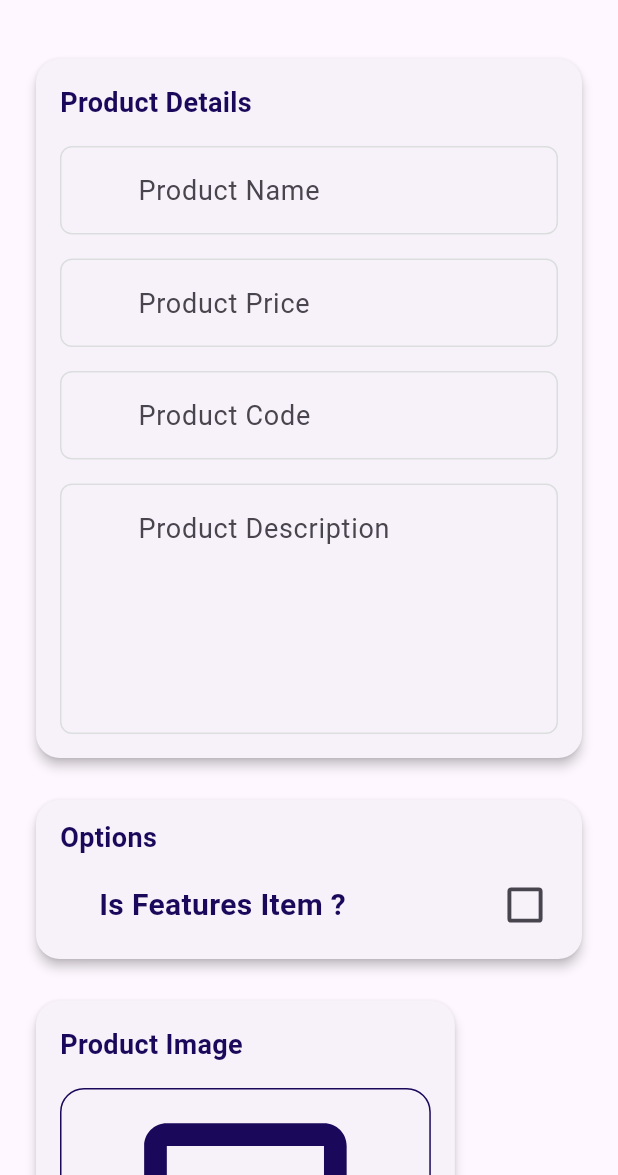
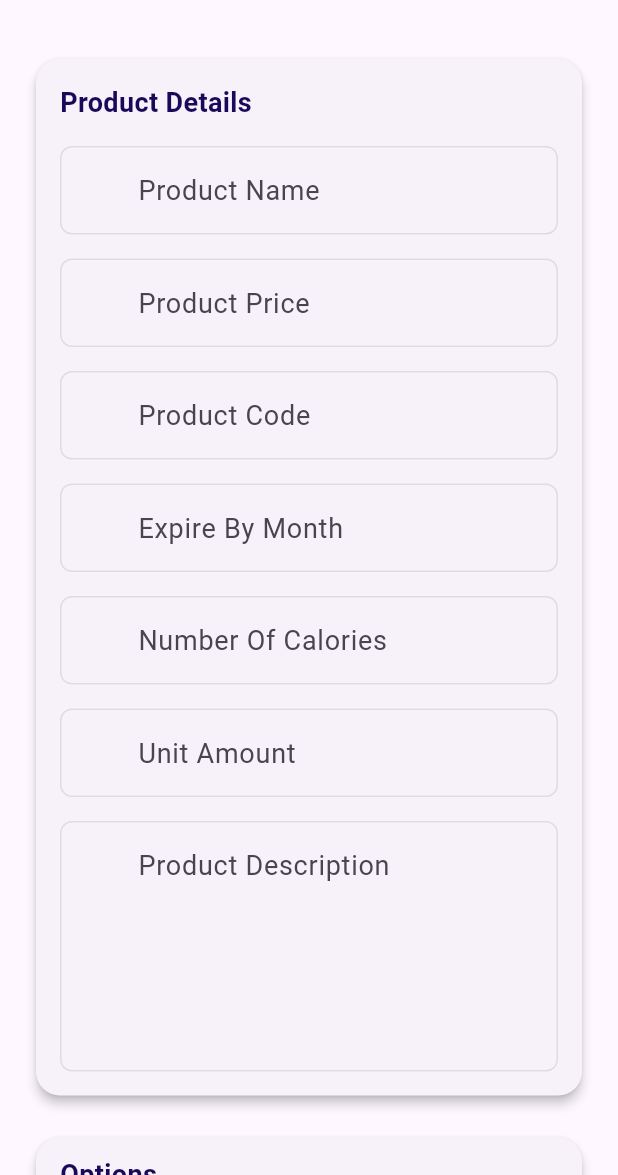
Before and after one commit to fouadelozery/Dishboard_Fruits_app, a Flutter app: the screen it shows after launch, after a tap on "add data", on a phone screen of 412 x 824 dp, the part 61-1236 px from its top. Run offline on Flutter 3.47's test engine with Material 3 defaults, Android fonts, the phone set to English and light mode, and no system bars; drawn by our look-alikes of skeletonizer; our stand-ins replace cloud_firestore, dartz, firebase_core, flutter_bloc, get_it, image_picker and 1 more; accounts and stored records are empty; Roboto replaces fonts that are missing (Cairo).

Commit message:
addproduct refactor

```diff
--- a/lib/core/repo/product_repo/product_repo.dart
+++ b/lib/core/repo/product_repo/product_repo.dart
@@ -2,6 +2,6 @@ import 'package:dartz/dartz.dart';
 import 'package:dishboard_fruits_app/core/errors/failure.dart';
 import 'package:dishboard_fruits_app/features/add_products/domain/entity/add_product_entity.dart';
 
-abstract class ProductRepo {
+ abstract class ProductRepo {
   Future<Either<Failure,void>> addProduct(AddProductEntity addProductEntity);
 }
--- a/lib/core/repo/product_repo/product_repo_implem.dart
+++ b/lib/core/repo/product_repo/product_repo_implem.dart
@@ -1,4 +1,4 @@
-// 📄 lib/core/repo/product_repo/product_repo_implem.dart
+
 
 import 'package:dartz/dartz.dart';
 import 'package:dishboard_fruits_app/core/errors/failure.dart';
@@ -16,18 +16,18 @@ class ProductRepoImplem implements ProductRepo {
   @override
   Future<Either<Failure, void>> addProduct(AddProductEntity addProductEntity) async {
     try {
-      print("🟢 Upload success. Image URL: ${addProductEntity.imageUrl}");
-      print("🟢 Saving to DB path: ${Endpoint.addProduct}");
+      print(" ${addProductEntity.imageUrl}");
+      print(": ${Endpoint.addProduct}");
 
       await databaseService.addData(
         path: Endpoint.addProduct,
         data: AddProductModel.fromEntity(addProductEntity).toJson(),
       );
 
-      print("✅ Product saved successfully");
+      print(" Product saved successfully");
       return right(null);
     } catch (e, stacktrace) {
-      print("❌ Error adding product: $e");
+      print(" Error adding product: $e");
       print(stacktrace);
       return left(ServerFailure("Failed to add product: ${e.toString()}"));
     }
--- a/lib/features/add_products/domain/entity/add_product_entity.dart
+++ b/lib/features/add_products/domain/entity/add_product_entity.dart
@@ -4,11 +4,27 @@ class AddProductEntity {
   final String name;
   final String code;
   final String description;
- String ? imageUrl;
+  String? imageUrl;
   final num price;
   final File image;
   final bool isFeature;
+  final int expireByMonth;
+  bool isOrginic = true;
+  final int numOfCalories;
+  num averageRating = 0;
+  int ratingCount = 0;
+  final int unitAmount;
 
-  AddProductEntity({required this.name, required this.code, required this.description, this.imageUrl, required this.price, required this.image, required this.isFeature});
-
+  AddProductEntity({
+    required this.expireByMonth,
+    required this.numOfCalories,
+    required this.unitAmount,
+    required this.name,
+    required this.code,
+    required this.description,
+    this.imageUrl,
+    required this.price,
+    required this.image,
+    required this.isFeature, required bool isOrganic,
+  });
 }
--- a/lib/features/add_products/presentation/views/widgets/add_product_view_body.dart
+++ b/lib/features/add_products/presentation/views/widgets/add_product_view_body.dart
@@ -1,9 +1,13 @@
 import 'dart:io';
-
 import 'package:dishboard_fruits_app/core/helper/utiles/colors.dart';
 import 'package:dishboard_fruits_app/features/add_products/domain/entity/add_product_entity.dart';
 import 'package:dishboard_fruits_app/features/add_products/presentation/manger/cubits/cubit/add_product_cubit.dart';
+import 'package:dishboard_fruits_app/features/add_products/presentation/views/widgets/image_packer_section.dart';
 import 'package:dishboard_fruits_app/features/add_products/presentation/views/widgets/is_feature.dart';
+import 'package:dishboard_fruits_app/features/add_products/presentation/views/widgets/is_organic.dart';
+import 'package:dishboard_fruits_app/features/add_products/presentation/views/widgets/option_section.dart';
+import 'package:dishboard_fruits_app/features/add_products/presentation/views/widgets/product_details_section.dart';
+import 'package:dishboard_fruits_app/features/add_products/presentation/views/widgets/submit_buttom.dart';
 import 'package:dishboard_fruits_app/features/dishboard/presentation/views/widgets/custom_text_form_field.dart';
 import 'package:dishboard_fruits_app/features/dishboard/presentation/views/widgets/custtom_buttom.dart';
 import 'package:dishboard_fruits_app/features/dishboard/presentation/views/widgets/image_field.dart';
@@ -19,11 +23,12 @@ class AddProductViewBody extends StatefulWidget {
 
 class _AddProductViewBodyState extends State<AddProductViewBody> {
   final GlobalKey<FormState> formKey = GlobalKey<FormState>();
+  AutovalidateMode autovalidateMode = AutovalidateMode.disabled;
 
-  AutovalidateMode autovalidateMode = AutovalidateMode.disabled;
   late String name, code, description;
-  late num price;
+  late num price, expireByMonth, numOfCalories, unitAmount;
   bool isFeature = false;
+  bool isOrganic = true;
   File? image;
 
   @override
@@ -32,156 +37,36 @@ class _AddProductViewBodyState extends State<AddProductViewBody> {
       autovalidateMode: autovalidateMode,
       key: formKey,
       child: SingleChildScrollView(
-        child: Padding(
         padding: const EdgeInsets.all(20),
         child: Column(
           crossAxisAlignment: CrossAxisAlignment.start,
           children: [
-              // Card: Product Info
-              Card(
-                shadowColor: Colors.black,
-                elevation: 3,
-                shape: RoundedRectangleBorder(
-                  borderRadius: BorderRadius.circular(16),
+            ProductDetails(
+              onSavedName: (v) => name = v!,
+              onSavedPrice: (v) => price = num.parse(v!),
+              onSavedCode: (v) => code = v!.toLowerCase(),
+              onSavedExpire: (v) => expireByMonth = num.parse(v!),
+              onSavedCalories: (v) => numOfCalories = num.parse(v!),
+              onSavedUnit: (v) => unitAmount = num.parse(v!),
+              onSavedDescription: (v) => description = v!,
             ),
-                child: Padding(
-                  padding: const EdgeInsets.all(16),
-                  child: Column(
-                    crossAxisAlignment: CrossAxisAlignment.start,
-                    children: [
-                      sectionTitle("Product Details"),
-                      const SizedBox(height: 16),
-                      CustomTextFormField(
-                        onSaved: (value) {
-                          name = value!;
-                        },
-                        hintText: 'Product Name',
-                        textInputType: TextInputType.name,
+            const SizedBox(height: 20),
+            OptionsSection(
+              onFeatureChanged: (v) => isFeature = v,
+              onOrganicChanged: (v) => isOrganic = v,
             ),
-                      const SizedBox(height: 16),
-                      CustomTextFormField(
-                        onSaved: (value) {
-                          price = num.parse(value!);
-                        },
-                        hintText: 'Product Price',
-                        textInputType: TextInputType.number,
+            const SizedBox(height: 20),
+            ImagePickerSection(
+              onImagePicked: (img) => image = img,
             ),
-                      const SizedBox(height: 16),
-                      CustomTextFormField(
-                        onSaved: (value) {
-                          code = value!.toLowerCase();
-                        },
-                        hintText: 'Product Code',
-                        textInputType: TextInputType.text,
-                      ),
-                      const SizedBox(height: 16),
-                      CustomTextFormField(
-                        onSaved: (value) {
-                          description = value!;
-                        },
-                        hintText: 'Product Description',
-                        maxLines: 5,
-                        textInputType: TextInputType.text,
-                      ),
-                    ],
-                  ),
-                ),
-              ),
-
-              const SizedBox(height: 20),
-
-              Card(
-                elevation: 3,
-                shape: RoundedRectangleBorder(
-                  borderRadius: BorderRadius.circular(16),
-                ),
-                child: Padding(
-                  padding: const EdgeInsets.symmetric(
-                    horizontal: 16,
-                    vertical: 12,
-                  ),
-                  child: Column(
-                    crossAxisAlignment: CrossAxisAlignment.start,
-                    children: [
-                      sectionTitle("Options"),
-                      const SizedBox(height: 8),
-                      IsFeature(
-                        onchanged: ((value) {
-                          isFeature = value;
-                        }),
-                      ),
-                    ],
-                  ),
-                ),
-              ),
-
-              const SizedBox(height: 20),
-
-              Card(
-                elevation: 3,
-                shape: RoundedRectangleBorder(
-                  borderRadius: BorderRadius.circular(16),
-                ),
-                child: Padding(
-                  padding: const EdgeInsets.all(16),
-                  child: Column(
-                    crossAxisAlignment: CrossAxisAlignment.start,
-                    children: [
-                      sectionTitle("Product Image"),
-                      const SizedBox(height: 16),
-                      ImageField(
-                        onImagePicked: (image) {
-                          this.image = image;
-                        },
-                      ),
-                    ],
-                  ),
-                ),
-              ),
-
             const SizedBox(height: 30),
-// ... inside _AddProductViewBodyState
-
-// Replace the original SizedBox and CusttomButtom with the following BlocConsumer:
-SizedBox(
-  width: double.infinity,
-  child: BlocConsumer<AddProductCubit, AddProductState>(
-    listener: (context, state) {
-      if (state is AddProductFailure) {
-        // ... (Your error SnackBar logic is correct)
-        ScaffoldMessenger.of(context).showSnackBar(
-          SnackBar(
-            backgroundColor: Colors.red,
-            content: Text(
-              state.errorMessage,
-              style: const TextStyle(color: Colors.white),
-            ),
-          ),
-        );
-      } else if (state is AddProductSuccess) {
-        // ... (Your success SnackBar and navigation logic is correct)
-        ScaffoldMessenger.of(context).showSnackBar(
-          const SnackBar(
-            backgroundColor: Colors.green,
-            content: Text(
-              "Product added successfully",
-              style: TextStyle(color: Colors.white),
-            ),
-          ),
-        );
-        Navigator.pop(context);
-      }
-    },
-    builder: (context, state) {
-      // 🎯 CRITICAL FIX HERE: Check for Loading state
-   final bool isLoading = state is AddProductLoading;
-
-return CusttomButtom(
-  onPressed: () {
-    if (isLoading) return;
+            SubmitButton(
+              formKey: formKey,
+              isLoadingBuilder: (state) => state is AddProductLoading,
+              onSubmit: () {
                 if (formKey.currentState!.validate()) {
                   if (image == null) {
-        showError(context);
+                    _showError(context);
                     return;
                   }
                   formKey.currentState!.save();
@@ -190,8 +75,12 @@ return CusttomButtom(
                     code: code,
                     description: description,
                     price: price,
+                    expireByMonth: expireByMonth.toInt(),
+                    numOfCalories: numOfCalories.toInt(),
+                    unitAmount: unitAmount.toInt(),
                     image: image!,
                     isFeature: isFeature,
+                    isOrganic: isOrganic,
                   );
                   context.read<AddProductCubit>().addProduct(entity);
                 } else {
@@ -200,30 +89,14 @@ return CusttomButtom(
                   });
                 }
               },
-  text: isLoading ? "Adding..." : "Add Product",
-);
-
-  },
             ),
-), ],
-          ),
+          ],
         ),
       ),
     );
   }
 
-  Widget sectionTitle(String text) {
-    return Text(
-      text,
-      style: const TextStyle(
-        fontSize: 18,
-        fontWeight: FontWeight.bold,
-        color: AppColors.primaryColor,
-      ),
-    );
-  }
-
-  void showError(BuildContext context) {
+  void _showError(BuildContext context) {
     ScaffoldMessenger.of(context).showSnackBar(
       const SnackBar(
         backgroundColor: AppColors.primaryColor,
--- /dev/null
+++ b/lib/features/add_products/presentation/views/widgets/image_packer_section.dart
@@ -0,0 +1,34 @@
+import 'dart:io';
+
+import 'package:dishboard_fruits_app/features/add_products/presentation/views/widgets/secton_title.dart';
+import 'package:dishboard_fruits_app/features/dishboard/presentation/views/widgets/image_field.dart';
+import 'package:flutter/material.dart';
+
+class ImagePickerSection extends StatelessWidget {
+  final ValueChanged<File> onImagePicked;
+
+  const ImagePickerSection({super.key, required this.onImagePicked});
+
+  @override
+  Widget build(BuildContext context) {
+    return Card(
+      elevation: 3,
+      shape: RoundedRectangleBorder(borderRadius: BorderRadius.circular(16)),
+      child: Padding(
+        padding: const EdgeInsets.all(16),
+        child: Column(
+          crossAxisAlignment: CrossAxisAlignment.start,
+          children: [
+       sectionTitle("Product Image"),
+            const SizedBox(height: 16),
+            ImageField(onImagePicked: (file) {
+              if (file != null) {
+                onImagePicked(file);
+              }
+            }),
+          ],
+        ),
+      ),
+    );
+  }
+}
--- /dev/null
+++ b/lib/features/add_products/presentation/views/widgets/is_organic.dart
@@ -0,0 +1,57 @@
+import 'package:dishboard_fruits_app/core/helper/utiles/colors.dart';
+import 'package:flutter/material.dart';
+
+class IsOrganic extends StatefulWidget {
+  const IsOrganic({super.key, required this.onchanged});
+
+  final ValueChanged<bool> onchanged;
+
+  @override
+  State<IsOrganic> createState() => _IsOrganicState();
+}
+
+class _IsOrganicState extends State<IsOrganic> {
+  bool isOrganic = false;
+
+  @override
+  Widget build(BuildContext context) {
+    return Transform.translate(
+      offset: const Offset(14, 0),
+      child: Padding(
+        padding: const EdgeInsets.symmetric(horizontal: 12),
+        child: Row(
+          children: [
+            const Text.rich(
+              TextSpan(
+                children: [
+                  TextSpan(
+                    text: 'Is Organic Item ?',
+                    style: TextStyle(
+                      color: AppColors.primaryColor,
+                      fontSize: 20,
+                      fontFamily: 'Cairo',
+                      fontWeight: FontWeight.bold,
+                    ),
+                  ),
+                ],
+              ),
+            ),
+            Spacer(),
+            Transform.scale(
+              scale: 1.3,
+              child: Checkbox(
+                value: isOrganic,
+                onChanged: (value) {
+                  setState(() {
+                    isOrganic = value ?? false;
+                  });
+                  widget.onchanged(isOrganic);
+                },
+              ),
+            ),
+          ],
+        ),
+      ),
+    );
+  }
+}
--- /dev/null
+++ b/lib/features/add_products/presentation/views/widgets/option_section.dart
@@ -0,0 +1,37 @@
+import 'package:dishboard_fruits_app/core/helper/utiles/colors.dart';
+import 'package:dishboard_fruits_app/features/add_products/presentation/views/widgets/is_feature.dart';
+import 'package:dishboard_fruits_app/features/add_products/presentation/views/widgets/is_organic.dart';
+import 'package:dishboard_fruits_app/features/add_products/presentation/views/widgets/secton_title.dart';
+import 'package:flutter/material.dart';
+
+class OptionsSection extends StatelessWidget {
+  final ValueChanged<bool> onFeatureChanged;
+  final ValueChanged<bool> onOrganicChanged;
+
+  const OptionsSection({
+    super.key,
+    required this.onFeatureChanged,
+    required this.onOrganicChanged,
+  });
+
+  @override
+  Widget build(BuildContext context) {
+    return Card(
+      elevation: 3,
+      shape: RoundedRectangleBorder(borderRadius: BorderRadius.circular(16)),
+      child: Padding(
+        padding: const EdgeInsets.symmetric(horizontal: 16, vertical: 12),
+        child: Column(
+          crossAxisAlignment: CrossAxisAlignment.start,
+          children: [
+            sectionTitle("Options"),
+            const SizedBox(height: 8),
+            IsFeature(onchanged: (value) => onFeatureChanged(value)),
+            IsOrganic(onchanged: (value) => onOrganicChanged(value)),
+          ],
+        ),
+      ),
+    );
+  }
+
+}
--- /dev/null
+++ b/lib/features/add_products/presentation/views/widgets/product_details_section.dart
@@ -0,0 +1,84 @@
+import 'package:dishboard_fruits_app/features/add_products/presentation/views/widgets/secton_title.dart';
+import 'package:dishboard_fruits_app/features/dishboard/presentation/views/widgets/custom_text_form_field.dart';
+import 'package:flutter/material.dart';
+
+class ProductDetails extends StatelessWidget {
+  final FormFieldSetter<String> onSavedName;
+  final FormFieldSetter<String> onSavedCode;
+  final FormFieldSetter<String> onSavedDescription;
+  final FormFieldSetter<String> onSavedExpire;
+  final FormFieldSetter<String> onSavedCalories;
+  final FormFieldSetter<String> onSavedUnit;
+  final FormFieldSetter<String> onSavedPrice;
+
+  const ProductDetails({super.key,
+    required this.onSavedName,
+    required this.onSavedCode,
+    required this.onSavedDescription,
+    required this.onSavedExpire,
+    required this.onSavedCalories,
+    required this.onSavedUnit,
+    required this.onSavedPrice,
+  });
+
+  @override
+  Widget build(BuildContext context) {
+    return Card(
+      shadowColor: Colors.black,
+      elevation: 3,
+      shape: RoundedRectangleBorder(borderRadius: BorderRadius.circular(16)),
+      child: Padding(
+        padding: const EdgeInsets.all(16),
+        child: Column(
+          crossAxisAlignment: CrossAxisAlignment.start,
+          children: [
+          sectionTitle("Product Details"),
+            const SizedBox(height: 16),
+            CustomTextFormField(
+              onSaved: onSavedName,
+              hintText: 'Product Name',
+              textInputType: TextInputType.name,
+            ),
+            const SizedBox(height: 16),
+            CustomTextFormField(
+              onSaved: onSavedPrice,
+              hintText: 'Product Price',
+              textInputType: TextInputType.number,
+            ),
+            const SizedBox(height: 16),
+            CustomTextFormField(
+              onSaved: onSavedCode,
+              hintText: 'Product Code',
+              textInputType: TextInputType.text,
+            ),
+            const SizedBox(height: 16),
+            CustomTextFormField(
+              onSaved: onSavedExpire,
+              hintText: 'Expire By Month',
+              textInputType: TextInputType.number,
+            ),
+            const SizedBox(height: 16),
+            CustomTextFormField(
+              onSaved: onSavedCalories,
+              hintText: 'Number Of Calories',
+              textInputType: TextInputType.number,
+            ),
+            const SizedBox(height: 16),
+            CustomTextFormField(
+              onSaved: onSavedUnit,
+              hintText: 'Unit Amount',
+              textInputType: TextInputType.number,
+            ),
+            const SizedBox(height: 16),
+            CustomTextFormField(
+              onSaved: onSavedDescription,
+              hintText: 'Product Description',
+              maxLines: 5,
+              textInputType: TextInputType.text,
+            ),
+          ],
+        ),
+      ),
+    );
+  }
+}
--- /dev/null
+++ b/lib/features/add_products/presentation/views/widgets/secton_title.dart
@@ -0,0 +1,13 @@
+import 'package:dishboard_fruits_app/core/helper/utiles/colors.dart';
+import 'package:flutter/material.dart';
+
+Widget sectionTitle(String text) {
+    return Text(
+      text,
+      style: const TextStyle(
+        fontSize: 18,
+        fontWeight: FontWeight.bold,
+        color: AppColors.primaryColor,
+      ),
+    );
+  }
```
Also changed, not shown: lib/features/add_products/data/models/add_product_model.dart (+15 -0 lines), lib/features/add_products/presentation/views/widgets/submit_buttom.dart (added, +53 -0 lines). Lines whose indentation alone changed are shown as unchanged.
